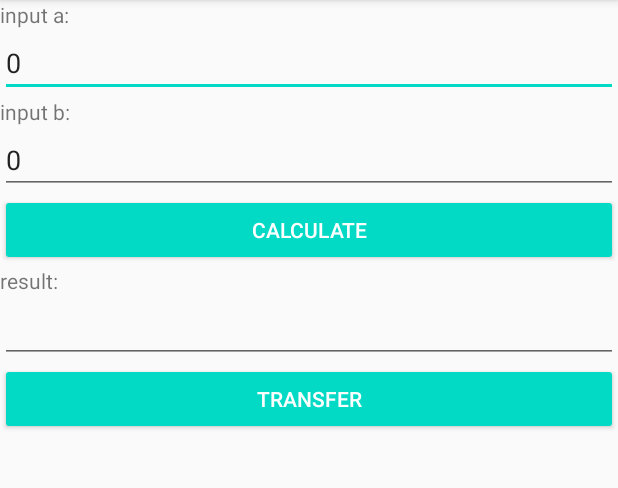
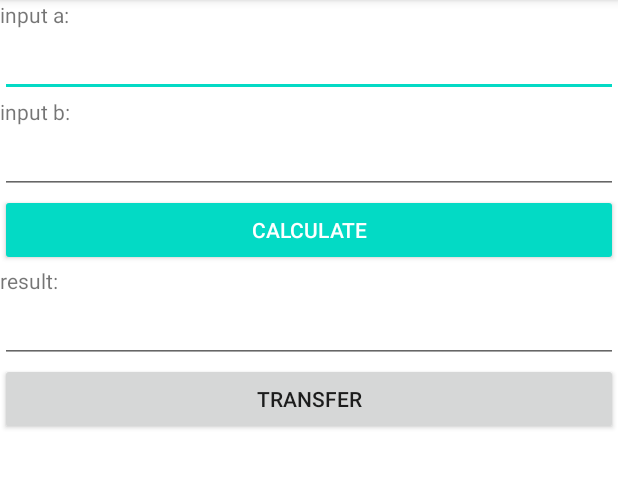
Before and after one commit to morozzov/CalcMVC, an Android app: the screen it shows after launch (MainActivity), on a phone screen of 412 x 824 dp, the part 84-572 px from its top. Run offline under Robolectric (Android 15) with nearby library versions, the phone set to English and light mode, and no system bars.

Commit message:
Update activity_main.xml

```diff
--- a/app/src/main/res/layout/activity_main.xml
+++ b/app/src/main/res/layout/activity_main.xml
@@ -4,6 +4,7 @@
     xmlns:tools="http://schemas.android.com/tools"
     android:layout_width="match_parent"
     android:layout_height="match_parent"
+    android:background="#FFFFFF"
     android:orientation="vertical"
     tools:context=".views.MainActivity">
 
@@ -18,8 +19,7 @@
         android:layout_width="match_parent"
         android:layout_height="wrap_content"
         android:ems="10"
-        android:inputType="number|numberDecimal"
-        android:text="0" />
+        android:inputType="number|numberDecimal" />
 
     <TextView
         android:id="@+id/textView2"
@@ -32,8 +32,7 @@
         android:layout_width="match_parent"
         android:layout_height="wrap_content"
         android:ems="10"
-        android:inputType="number|numberDecimal"
-        android:text="0" />
+        android:inputType="number|numberDecimal" />
 
     <Button
         android:id="@+id/buttonCalculate"
@@ -57,7 +56,7 @@
 
     <Button
         android:id="@+id/buttonTransfer"
-        style="@style/Widget.AppCompat.Button.Colored"
+        style="@style/Widget.AppCompat.Button"
         android:layout_width="match_parent"
         android:layout_height="wrap_content"
         android:text="Transfer"
```
